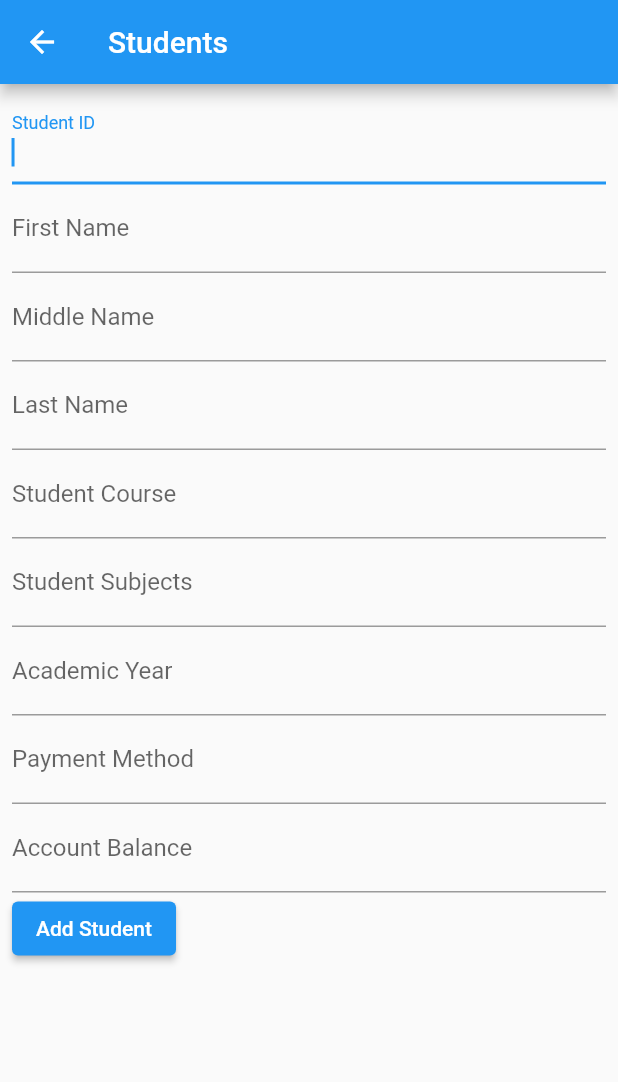
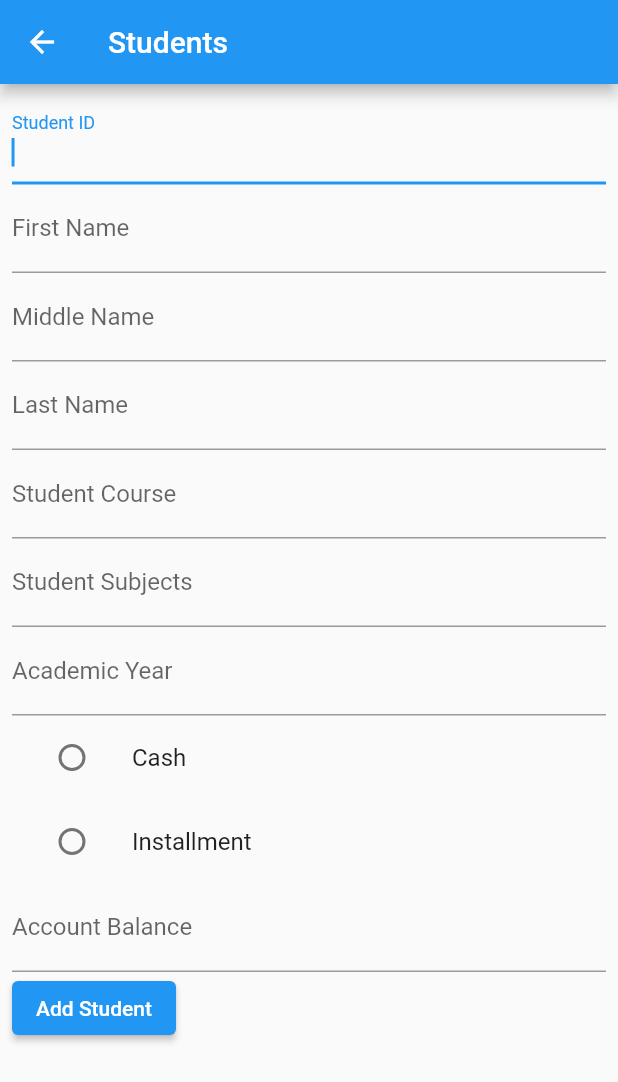
Before and after one commit to juriemaeac/SchoolManagementApp, a Flutter app: the AddStudentScreen screen opened directly, on a phone screen of 412 x 824 dp. Shown: the top 1082 px of the screen. Run offline on Flutter 3.47's test engine with Material 2 defaults, Android fonts, the light colour scheme and no system bars; our stand-ins replace hive, hive_flutter; accounts and stored records are empty.

Commit message:
mode of payment in radio button

```diff
--- a/lib/screens/addstudents_screen.dart
+++ b/lib/screens/addstudents_screen.dart
@@ -21,8 +21,9 @@ class _AddStudentScreen extends State<AddStudentScreen> {
   late String studentCourse;
   late String studentSubjects;
   late int academicYear;
-  late int isInstallment;
+  //int? modeOfPayment;
   late double accountBalance;
+  late int isInstallment = 0;
 
   validated() {
     if (_formKey.currentState != null && _formKey.currentState!.validate()) {
@@ -33,12 +34,6 @@ class _AddStudentScreen extends State<AddStudentScreen> {
       return;
     }
   }
-
-  setSelectedRadio(int val) {
-  setState(() {
-    isInstallment = val;
-  });
-}
 
   @override
   Widget build(BuildContext context) {
@@ -172,49 +167,38 @@ class _AddStudentScreen extends State<AddStudentScreen> {
                   },
                 ),
 
-                // ButtonBar(
-                //   alignment: MainAxisAlignment.center,
-                //   children: <Widget>[
-                //     RadioListTile(
-                //       title: const Text('Installment'),
-                //       value: 0,
-                //       groupValue: isInstallment,
-                //       activeColor: Colors.green,
-                //       onChanged: (val) {
-                //         print("Radio $val");
-                //         setSelectedRadio(val as int);
-                //       },
-                //     ),
-                //     RadioListTile(
-                //       title: const Text('Full Payment'),
-                //       value: 1,
-                //       groupValue: isInstallment,
-                //       activeColor: Colors.blue,
-                //       onChanged: (val) {
-                //         print("Radio $val");
-                //         setSelectedRadio(val as int);
-                //       },
-                //     ),
-                //   ],
-                // ),
-
-
-                TextFormField(
-                  initialValue: '',
-                  decoration: const InputDecoration(
-                    labelText: 'Payment Method',
-                  ),
+                Column(
+            mainAxisAlignment: MainAxisAlignment.start,
+            children: [
+              ListTile(
+                title: Text("Cash"),
+                leading: Radio<int>(
+                  value: 1,
+                  groupValue: isInstallment,
                   onChanged: (value) {
                     setState(() {
-                      isInstallment = int.parse(value);
+                      isInstallment = value??0;
+                      print(value);
                     });
                   },
-                  validator: (String? value) {
-                    if (value == null || value.trim().length == 0) {
-                      return "required";
-                    }
-                    return null;
+                  activeColor: Colors.green,
+                ),
+              ),
+              ListTile(
+                title: Text("Installment"),
+                leading: Radio<int>(
+                  value: 2,
+                  groupValue: isInstallment,
+                  onChanged: (value) {
+                    setState(() {
+                      isInstallment = value??0;
+                      print(value);
+                    });
                   },
+                  activeColor: Colors.green,
+                ),
+              ),
+            ],
                 ),
                 TextFormField(
                   initialValue: '',
```
